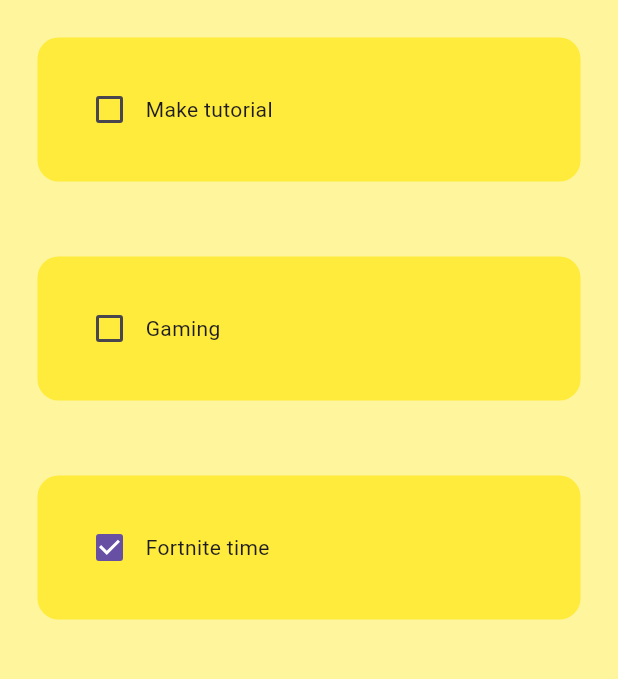
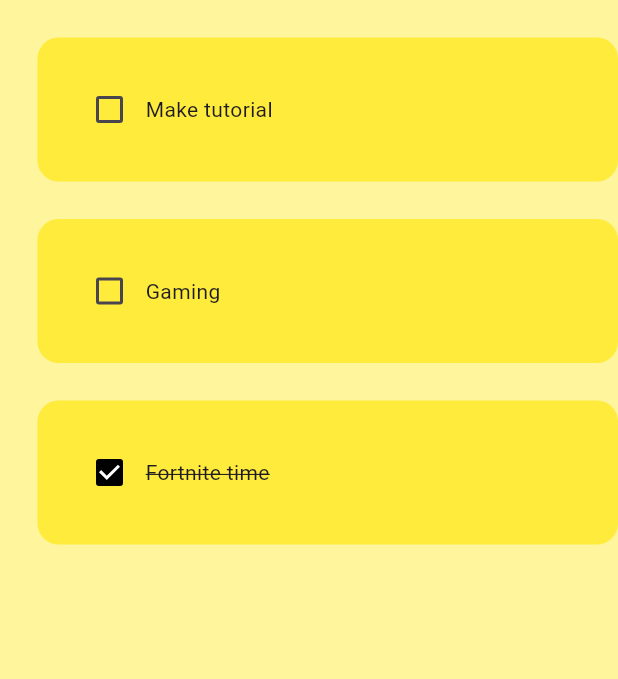
Before and after one commit to sureshfizzy/todo-flutter, a Flutter app: the screen it shows after launch, on a phone screen of 412 x 824 dp, the part 84-763 px from its top. Run offline on Flutter 3.47's test engine with Material 3 defaults, Android fonts, the phone set to English and light mode, and no system bars.

Commit message:
Adjust Paddings and Add some decorations

```diff
--- a/lib/util/todo_tile.dart
+++ b/lib/util/todo_tile.dart
@@ -15,21 +15,32 @@ class TodoTile extends StatelessWidget {
   @override
   Widget build(BuildContext context) {
     return Padding(
-      padding: EdgeInsets.all(25.0),
+      padding: EdgeInsets.only(left: 25.0, top: 25.0),
       child: Container(
         padding: EdgeInsets.all(24),
+        decoration: BoxDecoration(
+          color: Colors.yellow[500],
+          borderRadius: BorderRadius.circular(14)),
         child: Row(
           children: [
             //checkbox
-            Checkbox(value: taskCompleted, onChanged: onChanged),
+            Checkbox(
+              value: taskCompleted,
+              onChanged: onChanged,
+              activeColor: Colors.black,
+              ),
 
             //task name
-            Text(taskName),
+            Text(
+              taskName,
+              style: TextStyle(
+                decoration: taskCompleted
+                ? TextDecoration.lineThrough
+                : TextDecoration.none,
+                ),
+              ),
           ],
         ),
-        decoration: BoxDecoration(
-          color: Colors.yellow[500],
-          borderRadius: BorderRadius.circular(14)),
       ),
     );
   }
```
